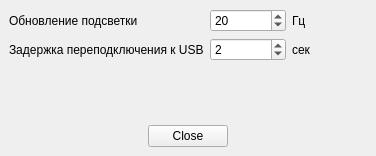
Above: AmbilightUSB_PC/src/mainwindow.ui from Atarity/Lightpack before the change. Below: the same form after it.
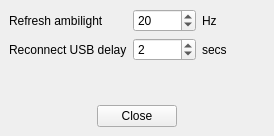
That is the form after the change. Icons and pictures are not drawn.

Diff of the .ui file:
```diff
--- a/AmbilightUSB_PC/src/mainwindow.ui
+++ b/AmbilightUSB_PC/src/mainwindow.ui
@@ -6,8 +6,8 @@
    <rect>
     <x>0</x>
     <y>0</y>
-    <width>376</width>
-    <height>156</height>
+    <width>274</width>
+    <height>136</height>
    </rect>
   </property>
   <property name="windowTitle">
@@ -24,7 +24,7 @@
       <item row="0" column="0">
        <widget class="QLabel" name="label_UpdateDelay">
         <property name="text">
-         <string>Обновление подсветки</string>
+         <string>Refresh ambilight</string>
         </property>
        </widget>
       </item>
@@ -44,14 +44,14 @@
       <item row="0" column="2">
        <widget class="QLabel" name="label_hz">
         <property name="text">
-         <string>Гц</string>
+         <string>Hz</string>
         </property>
        </widget>
       </item>
       <item row="1" column="0">
        <widget class="QLabel" name="label_Reconnect">
         <property name="text">
-         <string>Задержка переподключения к USB</string>
+         <string>Reconnect USB delay</string>
         </property>
        </widget>
       </item>
@@ -68,7 +68,7 @@
       <item row="1" column="2">
        <widget class="QLabel" name="label_sec">
         <property name="text">
-         <string>сек</string>
+         <string>secs</string>
         </property>
        </widget>
       </item>
```
Left out of the diff: 5 changed lines with no effect on the pictures.
